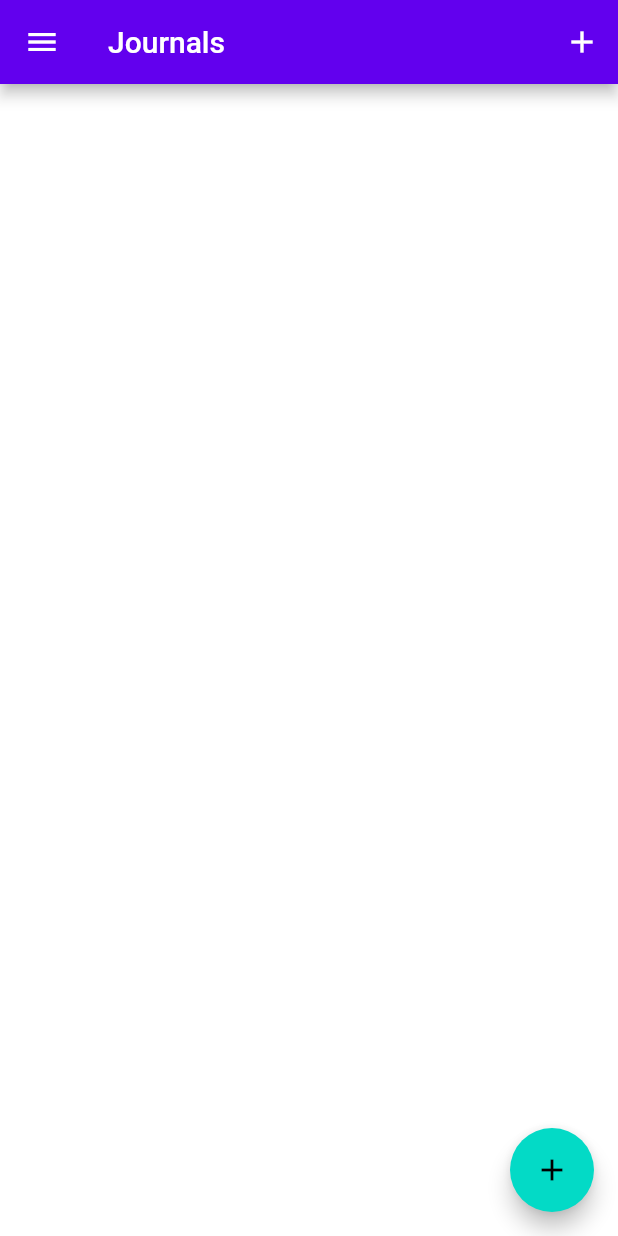
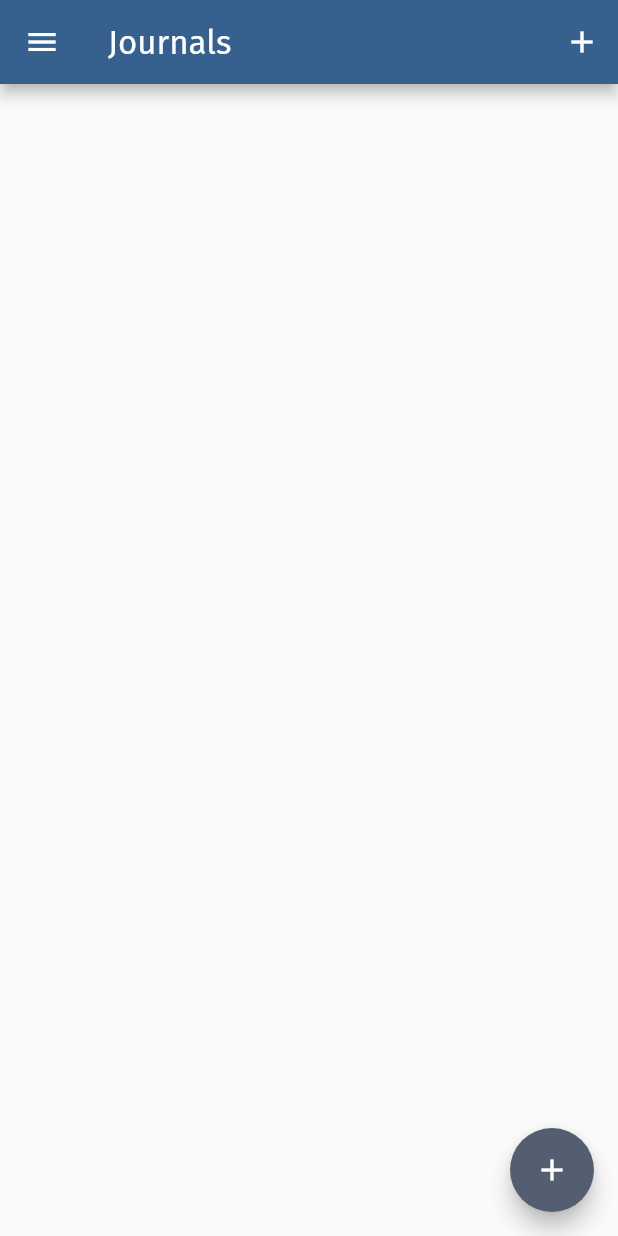
Before and after one commit to CBU-2021-EGR401-H-Capstone-Project-1/cuddly-telegram, a Flutter app: the screen it shows after launch, on a phone screen of 412 x 824 dp. Run offline on Flutter 3.47's test engine with Material 2 defaults, Android fonts, the phone set to English and light mode, and no system bars; missing offline and left inert: flutter_quill; project files that could hold a hidden picture were left out.

Commit message:
New Theme

```diff
--- a/lib/main.dart
+++ b/lib/main.dart
@@ -15,6 +15,38 @@ class MyApp extends StatelessWidget {
 
   @override
   Widget build(BuildContext context) {
+    const TextTheme textTheme = TextTheme(
+      displayLarge: TextStyle(fontSize: 57.0, fontFamily: 'Abril Fatface'),
+      displayMedium: TextStyle(fontSize: 45, fontFamily: 'Abril Fatface'),
+      displaySmall: TextStyle(fontSize: 36, fontFamily: 'Abril Fatface'),
+      headlineLarge: TextStyle(fontSize: 32, fontFamily: 'Fira Sans Condensed'),
+      headlineMedium:
+          TextStyle(fontSize: 28, fontFamily: 'Fira Sans Condensed'),
+      headlineSmall: TextStyle(fontSize: 24, fontFamily: 'Fira Sans Condensed'),
+      titleLarge: TextStyle(
+          fontSize: 22, fontWeight: FontWeight.w500, fontFamily: 'Fira Sans'),
+      titleMedium: TextStyle(
+          fontSize: 16, fontWeight: FontWeight.w500, fontFamily: 'Fira Sans'),
+      titleSmall: TextStyle(
+          fontSize: 14, fontWeight: FontWeight.w500, fontFamily: 'Fira Sans'),
+      labelLarge: TextStyle(
+          fontSize: 14, fontWeight: FontWeight.w500, fontFamily: 'Fira Mono'),
+      labelMedium: TextStyle(
+          fontSize: 12, fontWeight: FontWeight.w500, fontFamily: 'Fira Mono'),
+      labelSmall: TextStyle(
+          fontSize: 11, fontWeight: FontWeight.w500, fontFamily: 'Fira Mono'),
+      bodyLarge: TextStyle(fontSize: 16, fontFamily: 'Fira Sans'),
+      bodyMedium: TextStyle(fontSize: 14, fontFamily: 'Fira Sans'),
+      bodySmall: TextStyle(fontSize: 12, fontFamily: 'Fira Sans'),
+    );
+
+    final ThemeData theme = ThemeData(
+      brightness: Brightness.light,
+      colorScheme: ColorScheme.fromSeed(seedColor: Colors.blue),
+      fontFamily: 'Fira Sans',
+      textTheme: textTheme,
+    );
+
     var routes = {
       FileBrowserScreen.routeName: (ctx) => const FileBrowserScreen(),
       EditorScreen.routeName: (ctx) => const EditorScreen(),
@@ -25,7 +57,7 @@ class MyApp extends StatelessWidget {
       create: (context) => JournalStore({}),
       child: MaterialApp(
         title: 'Journal',
-        theme: ThemeData.from(colorScheme: const ColorScheme.light()),
+        theme: theme,
         routes: routes,
         initialRoute: FileBrowserScreen.routeName,
       ),
--- a/lib/screens/file_browser_screen.dart
+++ b/lib/screens/file_browser_screen.dart
@@ -53,6 +53,8 @@ class _FileBrowserScreenState extends State<FileBrowserScreen> {
       childAspectRatio: 1 / sqrt(2), // A4 paper
     );
     return SafeArea(
+      child: Padding(
+        padding: const EdgeInsets.symmetric(horizontal: 8.0),
         child: GridView.builder(
           gridDelegate: gridDelegate,
           itemCount: itemCount,
@@ -68,6 +70,7 @@ class _FileBrowserScreenState extends State<FileBrowserScreen> {
               },
             );
           },
+        ),
       ),
     );
   }
@@ -107,11 +110,13 @@ class _FileBrowserScreenState extends State<FileBrowserScreen> {
               ),
               child: Text(
                 'MyJournal',
-                style: theme.textTheme.titleLarge,
+                style:
+                    theme.textTheme.displaySmall!.copyWith(color: Colors.white),
               ),
               curve: Curves.bounceInOut,
             ),
             ListTile(
+              leading: Icon(Icons.book, color: theme.colorScheme.secondary),
               title: const Text('Journals'),
               onTap: () {
                 navigator.pop();
@@ -119,6 +124,10 @@ class _FileBrowserScreenState extends State<FileBrowserScreen> {
               },
             ),
             ListTile(
+              leading: Icon(
+                Icons.map,
+                color: theme.colorScheme.tertiary,
+              ),
               title: const Text('Map'),
               onTap: () {
                 navigator.pop();
--- a/lib/widgets/file_browser_screen/journal_item.dart
+++ b/lib/widgets/file_browser_screen/journal_item.dart
@@ -39,7 +39,7 @@ class JournalItem extends StatelessWidget {
             children: [
               Text(
                 journal.title,
-                style: Theme.of(context).textTheme.labelLarge,
+                style: Theme.of(context).textTheme.titleMedium,
                 textAlign: TextAlign.start,
                 maxLines: 2,
               ),
@@ -54,7 +54,18 @@ class JournalItem extends StatelessWidget {
                 journal.document.toPlainText(),
                 style: Theme.of(context).textTheme.bodySmall,
                 overflow: TextOverflow.ellipsis,
-                maxLines: 6,
+                maxLines: 5,
+              ),
+              const Spacer(),
+              Row(
+                children: const [
+                  Spacer(),
+                  Icon(
+                    Icons.open_in_new_rounded,
+                    size: 16,
+                    color: Colors.grey,
+                  ),
+                ],
               )
             ],
           ),
```
Lines whose indentation alone changed are shown as unchanged.
